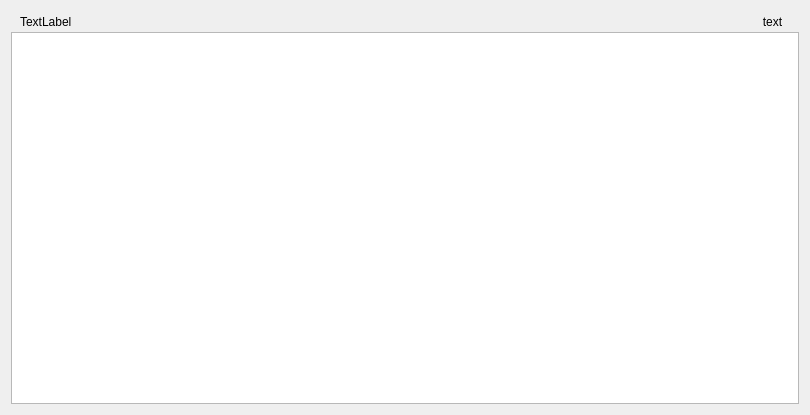
Old version of the form src/accountwidget.ui in the repository KDE/knipptasch.
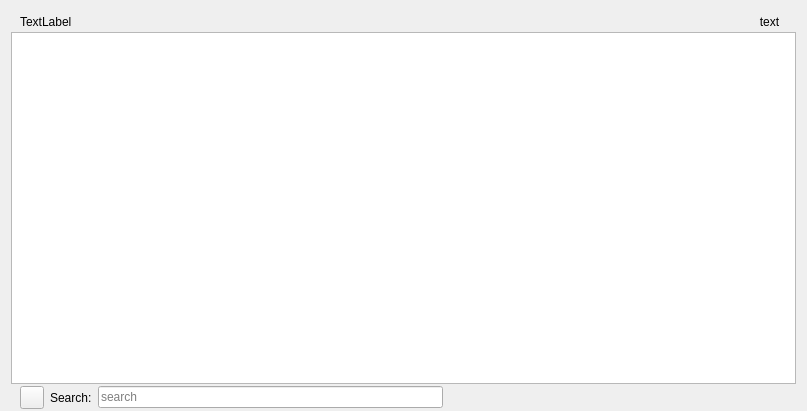
New version of the form. Custom widgets are drawn as their Qt base class.

Commit message: initial new search widget

The edit to the form file:
```diff
--- a/src/accountwidget.ui
+++ b/src/accountwidget.ui
@@ -7,8 +7,8 @@
    <rect>
     <x>0</x>
     <y>0</y>
-    <width>810</width>
-    <height>415</height>
+    <width>807</width>
+    <height>411</height>
    </rect>
   </property>
   <property name="windowTitle">
@@ -18,6 +18,9 @@
    <property name="spacing">
     <number>0</number>
    </property>
+   <property name="bottomMargin">
+    <number>0</number>
+   </property>
    <item>
     <widget class="QFrame" name="styleframe">
      <property name="styleSheet">
@@ -91,8 +94,60 @@
      </attribute>
     </widget>
    </item>
+   <item>
+    <widget class="QWidget" name="searchWidget" native="true">
+     <layout class="QHBoxLayout" name="horizontalLayout_2">
+      <property name="topMargin">
+       <number>2</number>
+      </property>
+      <property name="bottomMargin">
+       <number>2</number>
+      </property>
+      <item>
+       <widget class="QToolButton" name="searchCloseButton"/>
+      </item>
+      <item>
+       <widget class="QLabel" name="label">
+        <property name="text">
+         <string>Search:</string>
+        </property>
+        <property name="buddy">
+         <cstring>searchLineEdit</cstring>
+        </property>
+       </widget>
+      </item>
+      <item>
+       <widget class="KLineEdit" name="searchLineEdit">
+        <property name="placeholderText">
+         <string>search</string>
+        </property>
+       </widget>
+      </item>
+      <item>
+       <spacer name="horizontalSpacer_2">
+        <property name="orientation">
+         <enum>Qt::Horizontal</enum>
+        </property>
+        <property name="sizeHint" stdset="0">
+         <size>
+          <width>40</width>
+          <height>20</height>
+         </size>
+        </property>
+       </spacer>
+      </item>
+     </layout>
+    </widget>
+   </item>
   </layout>
  </widget>
+ <customwidgets>
+  <customwidget>
+   <class>KLineEdit</class>
+   <extends>QLineEdit</extends>
+   <header>klineedit.h</header>
+  </customwidget>
+ </customwidgets>
  <resources/>
  <connections/>
 </ui>
```
The commit also changes 6 other files.
